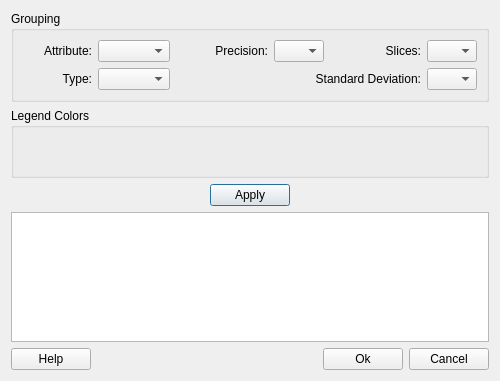
The window that src/terralib/qt/widgets/layer/ui/Legend.ui (claudiobogossian/terralib5) describes before a commit, drawn with Qt 5.
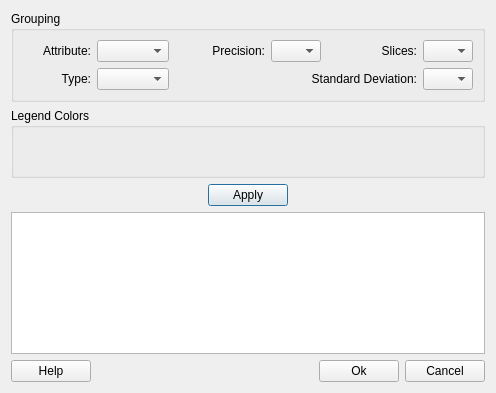
The same window after the commit. Custom widgets are drawn as their Qt base class.

Commit message: Fixed the ColorBar custom widget.

What changed in the file:
```diff
--- a/src/terralib/qt/widgets/layer/ui/Legend.ui
+++ b/src/terralib/qt/widgets/layer/ui/Legend.ui
@@ -6,8 +6,8 @@
    <rect>
     <x>0</x>
     <y>0</y>
-    <width>500</width>
-    <height>381</height>
+    <width>496</width>
+    <height>393</height>
    </rect>
   </property>
   <property name="minimumSize">
```
Left out of the diff: 9 changed lines with no effect on the pictures.
